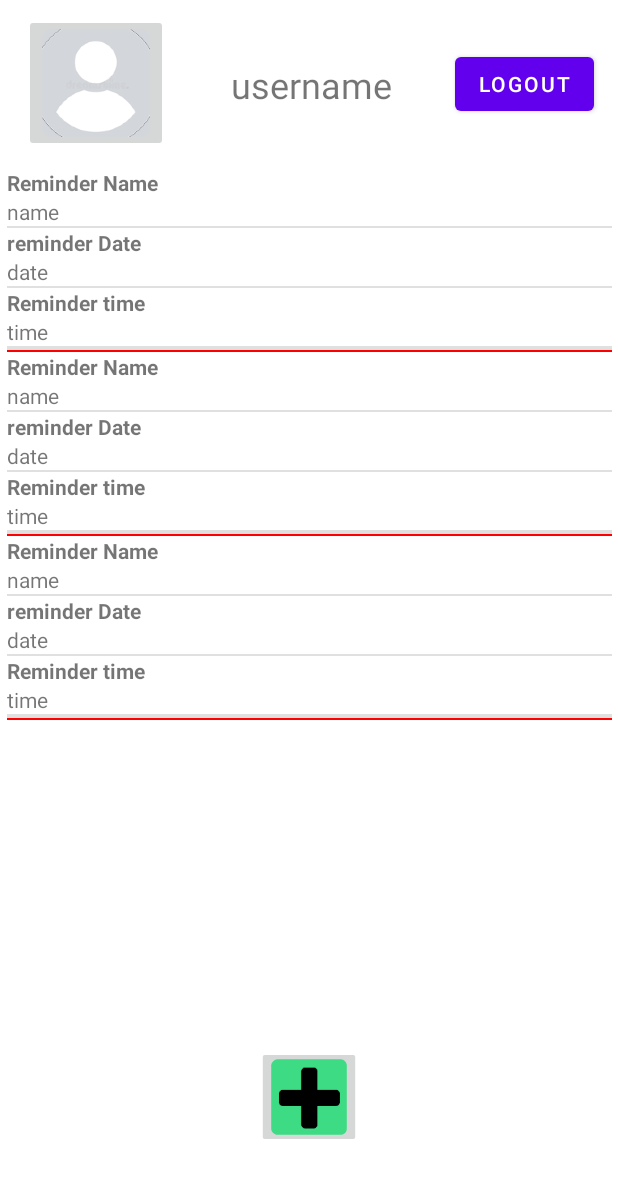
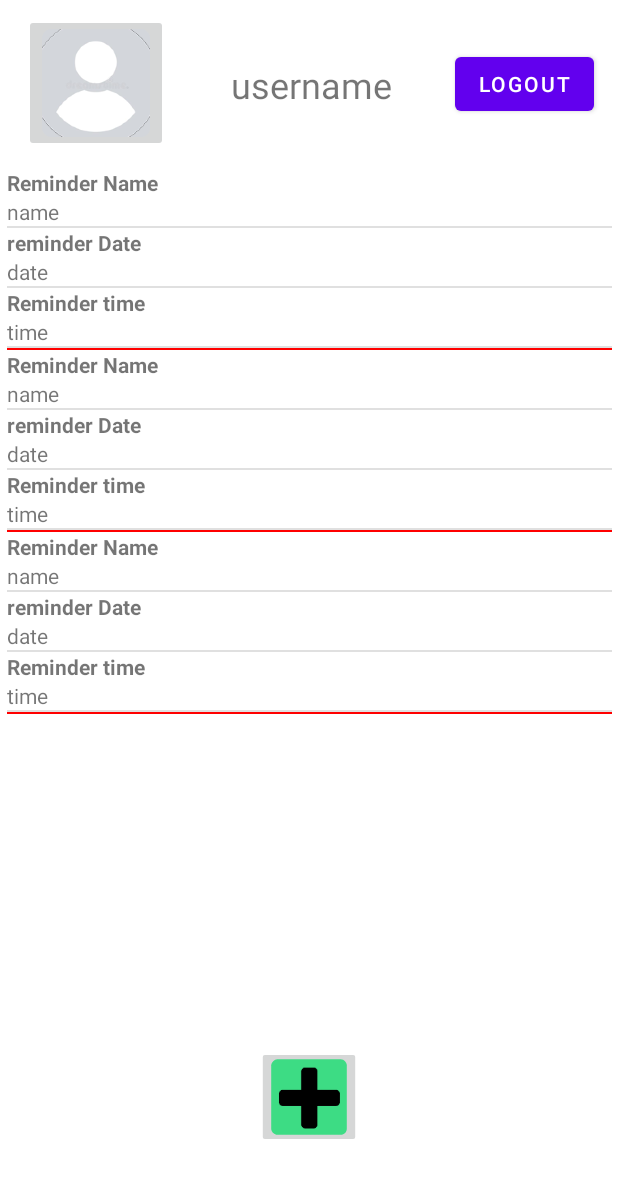
Before and after one commit to jerrycorp/Mobile-Computing-HW, an Android app: the layout activity_reminder_list.xml on its own in the app's theme, with its tools: preview values and no code run, on a phone screen of 412 x 824 dp. Shown: the top 1178 px of the screen. Run offline under Robolectric (Android 15) with nearby library versions, the light colour scheme and no system bars.

Commit message:
Added a page for editing and updating reminders

```diff
--- a/app/src/main/AndroidManifest.xml
+++ b/app/src/main/AndroidManifest.xml
@@ -9,7 +9,8 @@
         android:roundIcon="@mipmap/ic_launcher_round"
         android:supportsRtl="true"
         android:theme="@style/Theme.MobileComputingHomework">
-        <activity android:name=".ProfileActivity"></activity>
+        <activity android:name=".EditActivity"></activity>
+        <activity android:name=".ProfileActivity" />
         <activity android:name=".ReminderList" />
         <activity android:name=".MainActivity">
             <intent-filter>
--- a/app/src/main/java/com/example/mobilecomputinghomework/ReminderAdaptor.kt
+++ b/app/src/main/java/com/example/mobilecomputinghomework/ReminderAdaptor.kt
@@ -18,7 +18,7 @@ class ReminderAdaptor(context: Context, private  val list:List<ReminderInfo>): B
         //set payment info values to the list item
         row.txtName.text=list[position].name
         row.txtDate.text=list[position].date
-        row.txtTime.text=list[position].amount
+        row.txtTime.text=list[position].time
         return  row.root
     }
     override fun getItem(position: Int): Any {
--- a/app/src/main/java/com/example/mobilecomputinghomework/db/ReminderInfo.kt
+++ b/app/src/main/java/com/example/mobilecomputinghomework/db/ReminderInfo.kt
@@ -10,5 +10,5 @@ data class ReminderInfo(
         @PrimaryKey(autoGenerate = true) var uid: Int?,
         @ColumnInfo(name = "name") var name: String,
         @ColumnInfo(name = "date") var date: String,
-        @ColumnInfo(name = "time") var amount: String
+        @ColumnInfo(name = "time") var time: String
 )
--- a/app/src/main/res/layout/activity_reminder_list.xml
+++ b/app/src/main/res/layout/activity_reminder_list.xml
@@ -7,11 +7,11 @@
     tools:context=".ReminderList">
 
     <ListView
-        tools:listitem="@layout/reminder_item"
         android:id="@+id/reminderList"
         android:layout_width="411dp"
         android:layout_height="526dp"
         android:layout_marginTop="112dp"
+        android:background="#FFFFFF"
         android:divider="#f00"
         android:dividerHeight="1dp"
         android:paddingLeft="4dp"
@@ -19,7 +19,8 @@
         app:layout_constraintEnd_toEndOf="parent"
         app:layout_constraintHorizontal_bias="1.0"
         app:layout_constraintStart_toStartOf="parent"
-        app:layout_constraintTop_toTopOf="parent" />
+        app:layout_constraintTop_toTopOf="parent"
+        tools:listitem="@layout/reminder_item" />
 
     <Button
         android:id="@+id/btnLogout"
@@ -57,7 +58,7 @@
         tools:text="@string/username" />
 
     <ImageButton
-        android:id="@+id/imageButton"
+        android:id="@+id/btnNewReminder"
         android:layout_width="wrap_content"
         android:layout_height="wrap_content"
         android:contentDescription="@string/plusSign"
--- a/app/src/main/res/layout/reminder_item.xml
+++ b/app/src/main/res/layout/reminder_item.xml
@@ -8,7 +8,7 @@
     <TextView
         android:id="@+id/textViewReminderName"
         android:layout_width="match_parent"
-        android:layout_height="0dp"
+        android:layout_height="wrap_content"
         android:layout_weight="1"
         android:text="@string/reminder_name"
         android:textStyle="bold" />
@@ -16,21 +16,21 @@
     <TextView
         android:id="@+id/txtName"
         android:layout_width="match_parent"
-        android:layout_height="0dp"
+        android:layout_height="wrap_content"
         android:layout_weight="1"
         tools:text="name" />
 
     <View
         android:id="@+id/divider5"
         android:layout_width="match_parent"
-        android:layout_height="0dp"
+        android:layout_height="1dp"
         android:layout_weight="1"
         android:background="?android:attr/listDivider" />
 
     <TextView
         android:id="@+id/textViewDate"
         android:layout_width="match_parent"
-        android:layout_height="0dp"
+        android:layout_height="wrap_content"
         android:layout_weight="1"
         android:text="@string/reminder_date"
         android:textStyle="bold" />
@@ -38,21 +38,21 @@
     <TextView
         android:id="@+id/txtDate"
         android:layout_width="match_parent"
-        android:layout_height="0dp"
+        android:layout_height="wrap_content"
         android:layout_weight="1"
         tools:text="date" />
 
     <View
         android:id="@+id/divider6"
         android:layout_width="match_parent"
-        android:layout_height="0dp"
+        android:layout_height="1dp"
         android:layout_weight="1"
         android:background="?android:attr/listDivider" />
 
     <TextView
         android:id="@+id/textViewReminderTime"
         android:layout_width="match_parent"
-        android:layout_height="0dp"
+        android:layout_height="wrap_content"
         android:layout_weight="1"
         android:text="@string/reminder_time"
         android:textStyle="bold" />
@@ -60,21 +60,14 @@
     <TextView
         android:id="@+id/txtTime"
         android:layout_width="match_parent"
-        android:layout_height="0dp"
+        android:layout_height="wrap_content"
         android:layout_weight="1"
         tools:text="time" />
 
     <View
-        android:id="@+id/divider7"
-        android:layout_width="match_parent"
-        android:layout_height="0dp"
-        android:layout_weight="1"
-        android:background="?android:attr/listDivider" />
-
-    <View
         android:id="@+id/divider8"
         android:layout_width="match_parent"
-        android:layout_height="0dp"
+        android:layout_height="1dp"
         android:layout_weight="1"
         android:background="?android:attr/listDivider" />
 </LinearLayout>
--- a/app/src/main/res/values/strings.xml
+++ b/app/src/main/res/values/strings.xml
@@ -15,4 +15,8 @@
     <string name="reminder_name">Reminder Name</string>
     <string name="reminder_date">reminder Date</string>
     <string name="reminder_time">Reminder time</string>
+    <string name="time">Time</string>
+    <string name="default_reminder_time">00:00</string>
+    <string name="date">Date</string>
+    <string name="save">save</string>
 </resources>
```
Also changed, not shown: app/src/main/java/com/example/mobilecomputinghomework/EditActivity.kt (added, +86 -0 lines), app/src/main/java/com/example/mobilecomputinghomework/ReminderList.kt (+89 -6 lines), app/src/main/res/layout/activity_edit.xml (added, +79 -0 lines).
